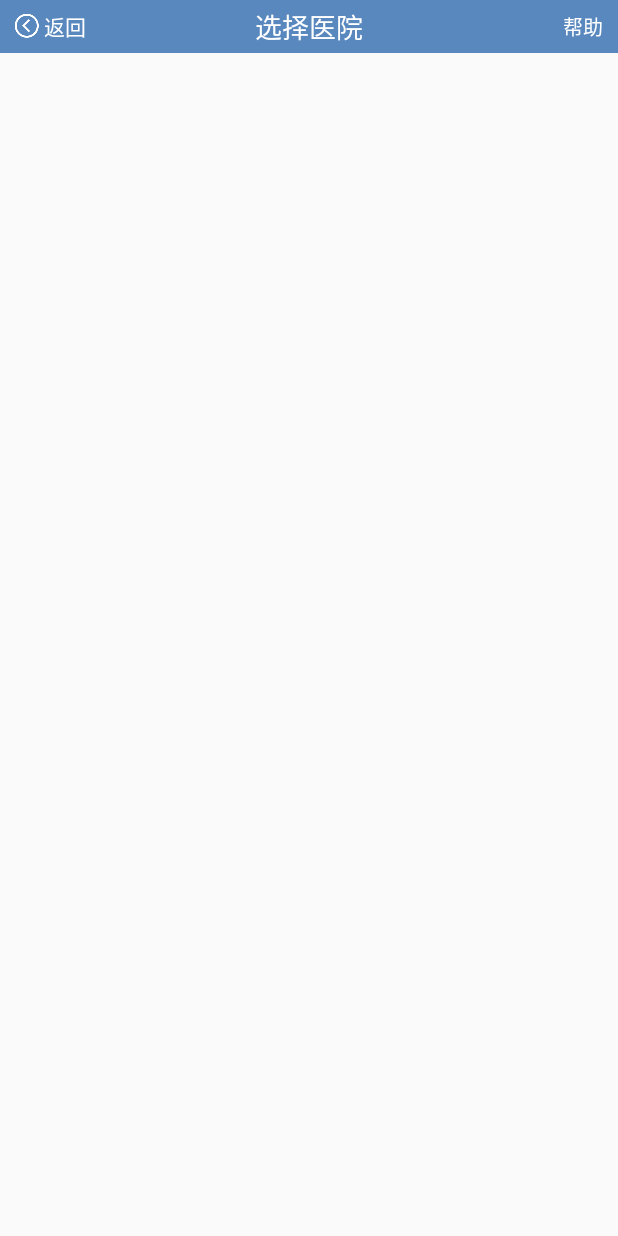
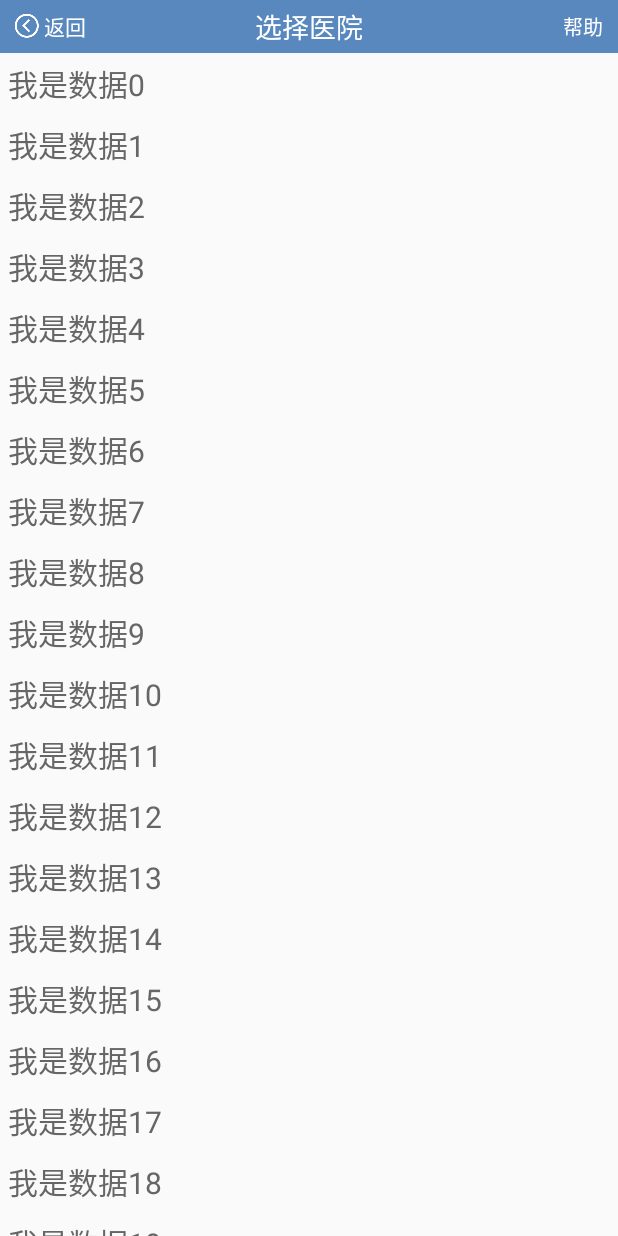
Before and after one commit to sdwfhjq123/QRYLHL, an Android app: the HospitalActivity screen opened directly, with no data from a screen before it, on a phone screen of 412 x 824 dp. Run offline under Robolectric (Android 15) with nearby library versions, the light colour scheme and no system bars.

Commit message:
正在完善选择医院

```diff
--- a/app/build.gradle
+++ b/app/build.gradle
@@ -29,6 +29,7 @@ dependencies {
     compile 'com.github.bumptech.glide:glide:4.0.0'
     compile 'com.squareup.okhttp3:okhttp:3.4.1'
     compile 'de.hdodenhof:circleimageview:2.1.0'
+    compile 'com.android.support:recyclerview-v7:25.3.1'
     testCompile 'junit:junit:4.12'
     annotationProcessor 'com.github.bumptech.glide:compiler:4.0.0'
 }
--- a/app/src/main/AndroidManifest.xml
+++ b/app/src/main/AndroidManifest.xml
@@ -7,6 +7,7 @@
     <uses-permission android:name="android.permission.READ_EXTERNAL_STORAGE" />
 
     <application
+        android:name=".global.QRYLHLApplication"
         android:allowBackup="true"
         android:icon="@mipmap/ic_launcher"
         android:label="@string/app_name"
@@ -42,7 +43,6 @@
         </activity>
         <activity android:name=".activity.login.complete.HospitalActivity" />
         <activity android:name=".activity.login.complete.OfficeActivity" />
-        <activity android:name=".activity.login.complete.LocalServiceActivity"></activity>
     </application>
 
 </manifest>
--- /dev/null
+++ b/app/src/main/java/com/qryl/qrylyh/VO/Hospital.java
@@ -0,0 +1,31 @@
+package com.qryl.qrylyh.VO;
+
+/**
+ * Created by hp on 2017/9/14.
+ */
+
+public class Hospital {
+    private int id;
+    private String hospitalName;
+
+    public Hospital(int i, String s) {
+        id = i;
+        hospitalName = s;
+    }
+
+    public int getId() {
+        return id;
+    }
+
+    public void setId(int id) {
+        this.id = id;
+    }
+
+    public String getHospitalName() {
+        return hospitalName;
+    }
+
+    public void setHospitalName(String hospitalName) {
+        this.hospitalName = hospitalName;
+    }
+}
--- a/app/src/main/java/com/qryl/qrylyh/activity/login/complete/HospitalActivity.java
+++ b/app/src/main/java/com/qryl/qrylyh/activity/login/complete/HospitalActivity.java
@@ -2,13 +2,29 @@ package com.qryl.qrylyh.activity.login.complete;
 
 import android.support.v7.app.AppCompatActivity;
 import android.os.Bundle;
+import android.support.v7.widget.LinearLayoutManager;
+import android.support.v7.widget.RecyclerView;
+import android.util.Log;
+import android.view.View;
 import android.widget.TextView;
 
 import com.qryl.qrylyh.R;
+import com.qryl.qrylyh.VO.Hospital;
+import com.qryl.qrylyh.adapter.ChooseHospitalAdapter;
+
+import java.util.ArrayList;
+import java.util.HashMap;
+import java.util.List;
+import java.util.Map;
 
 public class HospitalActivity extends AppCompatActivity {
 
+    private static final String TAG = "HospitalActivity";
+
     private TextView titleName;
+    private RecyclerView recyclerView;
+    private ChooseHospitalAdapter adapter;
+    private List<Hospital> hospitalList = new ArrayList<>();
 
     @Override
     protected void onCreate(Bundle savedInstanceState) {
@@ -16,9 +32,29 @@ public class HospitalActivity extends AppCompatActivity {
         setContentView(R.layout.activity_hospital);
         initView();
         titleName.setText("选择医院");
+        initData();
+
+        LinearLayoutManager layoutManager = new LinearLayoutManager(this);
+        recyclerView.setLayoutManager(layoutManager);
+        adapter = new ChooseHospitalAdapter(hospitalList);
+        recyclerView.setAdapter(adapter);
+        adapter.setOnItemClickListener(new ChooseHospitalAdapter.OnRecyclerViewItemClickListener() {
+            @Override
+            public void onItemClick(View view, int data) {
+                Log.i(TAG, "onItemClick:获取到的数据 " + data);
+
+            }
+        });
+    }
+
+    private void initData() {
+        for (int i = 0; i < 30; i++) {
+            hospitalList.add(new Hospital(i, "我是数据" + i));
+        }
     }
 
     private void initView() {
         titleName = (TextView) findViewById(R.id.title_name);
+        recyclerView = (RecyclerView) findViewById(R.id.recycler_view);
     }
 }
--- /dev/null
+++ b/app/src/main/java/com/qryl/qrylyh/adapter/ChooseHospitalAdapter.java
@@ -0,0 +1,80 @@
+package com.qryl.qrylyh.adapter;
+
+import android.content.Context;
+import android.support.v7.widget.RecyclerView;
+import android.util.Log;
+import android.view.LayoutInflater;
+import android.view.View;
+import android.view.ViewGroup;
+import android.widget.LinearLayout;
+import android.widget.TextView;
+
+import com.qryl.qrylyh.R;
+import com.qryl.qrylyh.VO.Hospital;
+import com.qryl.qrylyh.util.UIUtils;
+
+import java.util.ArrayList;
+import java.util.List;
+
+/**
+ * Created by hp on 2017/9/14.
+ */
+
+public class ChooseHospitalAdapter extends RecyclerView.Adapter<ChooseHospitalAdapter.ViewHolder> {
+
+    private static final String TAG = "ChooseHospitalAdapter";
+    private List<Hospital> hospitalList = new ArrayList<>();
+    private OnRecyclerViewItemClickListener mOnItemClickListener = null;
+
+    public ChooseHospitalAdapter(List<Hospital> hospitalList) {
+        this.hospitalList = hospitalList;
+    }
+
+    class ViewHolder extends RecyclerView.ViewHolder {
+        TextView tvArea;
+        LinearLayout llRoot;
+
+        public ViewHolder(View itemView) {
+            super(itemView);
+            llRoot = (LinearLayout) itemView;
+            tvArea = (TextView) itemView.findViewById(R.id.tv_area);
+        }
+    }
+
+    @Override
+    public ChooseHospitalAdapter.ViewHolder onCreateViewHolder(ViewGroup parent, int viewType) {
+        View view = LayoutInflater.from(UIUtils.getContext()).inflate(R.layout.item_choose, parent, false);
+        final ViewHolder holder = new ViewHolder(view);
+        holder.llRoot.setOnClickListener(new View.OnClickListener() {
+            @Override
+            public void onClick(View v) {
+                int position = holder.getAdapterPosition();
+                Log.i(TAG, "onClick: " + "点击了" + position + "名字是:" + hospitalList.get(position).getId());
+                //将数据保存在itemView的Tag中，以便点击时进行获取
+                holder.llRoot.setTag(hospitalList.get(position).getId());
+            }
+        });
+        return holder;
+    }
+
+    @Override
+    public void onBindViewHolder(ChooseHospitalAdapter.ViewHolder holder, int position) {
+        holder.tvArea.setText(hospitalList.get(position).getHospitalName());
+
+    }
+
+    @Override
+    public int getItemCount() {
+        return hospitalList.size();
+    }
+
+    public void setOnItemClickListener(OnRecyclerViewItemClickListener listener) {
+        this.mOnItemClickListener = listener;
+    }
+
+    //define interface
+    public static interface OnRecyclerViewItemClickListener {
+        void onItemClick(View view, int data);
+    }
+
+}
--- /dev/null
+++ b/app/src/main/java/com/qryl/qrylyh/global/QRYLHLApplication.java
@@ -0,0 +1,25 @@
+package com.qryl.qrylyh.global;
+
+import android.app.Application;
+import android.content.Context;
+import android.os.Handler;
+
+/**
+ * Created by hp on 2017/9/14.
+ */
+
+public class QRYLHLApplication extends Application {
+
+    private static Context context;
+
+    @Override
+    public void onCreate() {
+        super.onCreate();
+        context = getApplicationContext();
+
+    }
+
+    public static Context getContext() {
+        return context;
+    }
+}
--- a/app/src/main/res/layout/activity_hospital.xml
+++ b/app/src/main/res/layout/activity_hospital.xml
@@ -4,8 +4,17 @@
     xmlns:tools="http://schemas.android.com/tools"
     android:layout_width="match_parent"
     android:layout_height="match_parent"
+    android:orientation="vertical"
     tools:context="com.qryl.qrylyh.activity.login.complete.HospitalActivity">
 
-   <include layout="@layout/title"/>
+    <include layout="@layout/title" />
+
+    <android.support.v7.widget.RecyclerView
+        android:id="@+id/recycler_view"
+        android:layout_width="match_parent"
+        android:layout_height="match_parent">
+
+    </android.support.v7.widget.RecyclerView>
+
 
 </LinearLayout>
--- /dev/null
+++ b/app/src/main/res/layout/item_choose.xml
@@ -0,0 +1,17 @@
+<?xml version="1.0" encoding="utf-8"?>
+<LinearLayout xmlns:android="http://schemas.android.com/apk/res/android"
+    android:id="@+id/ll_root"
+    android:layout_width="match_parent"
+    android:layout_height="wrap_content"
+    android:orientation="vertical">
+
+    <TextView
+        android:id="@+id/tv_area"
+        android:layout_width="match_parent"
+        android:layout_height="wrap_content"
+        android:padding="5dp"
+        android:text="我是数据"
+        android:textColor="#666"
+        android:textSize="20sp" />
+
+</LinearLayout>
```
Also changed, not shown: app/src/main/java/com/qryl/qrylyh/activity/login/complete/HgCompleteInfoActivity.java (+2 -11 lines), app/src/main/java/com/qryl/qrylyh/activity/login/complete/HsCompleteInfoActivity.java (+1 -10 lines), app/src/main/java/com/qryl/qrylyh/activity/login/complete/LocalServiceActivity.java (deleted, +0 -24 lines), app/src/main/java/com/qryl/qrylyh/activity/login/complete/TnCompleteInfoActivity.java (+0 -9 lines), app/src/main/java/com/qryl/qrylyh/activity/login/complete/YsCompleteInfoActivity.java (+11 -7 lines), app/src/main/java/com/qryl/qrylyh/util/UIUtils.java (added, +112 -0 lines), app/src/main/res/layout/activity_complete_info_max.xml (+0 -25 lines), app/src/main/res/layout/activity_complete_info_min.xml (+0 -24 lines), app/src/main/res/layout/activity_local_service.xml (deleted, +0 -11 lines).
